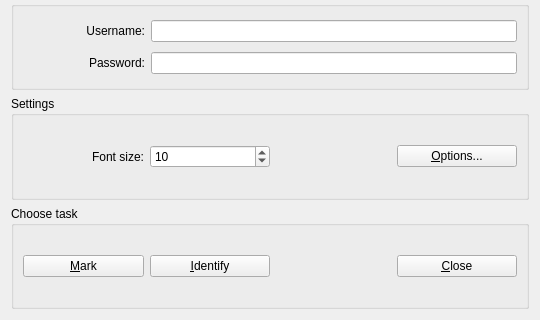
plomgrading/plom, file qtCreatorFiles/ui_chooser.ui: the form before one commit; both pictures show x 0 to 540 and y 252 to 572 of the 540 by 572 pixel window.
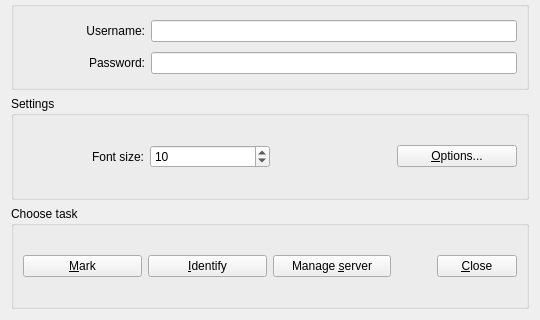
The form after the commit.

Commit message:
Run manager from Chooser
This means we will try shipping manager with the compiled clients.
Fixes #1618.

The edit to the form file:
```diff
--- a/qtCreatorFiles/ui_chooser.ui
+++ b/qtCreatorFiles/ui_chooser.ui
@@ -272,7 +272,7 @@
      <property name="title">
       <string>Choose task</string>
      </property>
-     <layout class="QHBoxLayout" name="horizontalLayout" stretch="1,1,1,1">
+     <layout class="QHBoxLayout" name="horizontalLayout" stretch="3,3,3,1,2">
       <item>
        <widget class="QPushButton" name="markButton">
         <property name="text">
@@ -287,11 +287,24 @@
         </property>
        </widget>
       </item>
+      <item>
+       <widget class="QPushButton" name="manageButton">
+        <property name="text">
+         <string>Manage &amp;server</string>
+        </property>
+       </widget>
+      </item>
       <item>
        <spacer name="horizontalSpacer_3">
         <property name="orientation">
          <enum>Qt::Horizontal</enum>
         </property>
+        <property name="sizeHint" stdset="0">
+         <size>
+          <width>0</width>
+          <height>0</height>
+         </size>
+        </property>
        </spacer>
       </item>
       <item>
```
Left out of the diff: 6 changed lines with no effect on the pictures. The commit also changes 2 other files.
